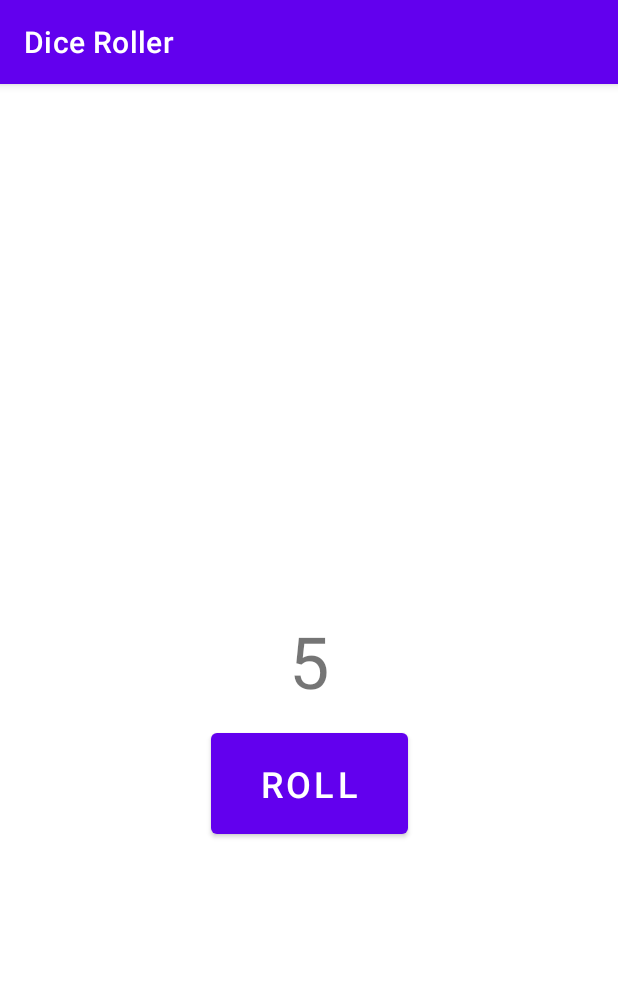
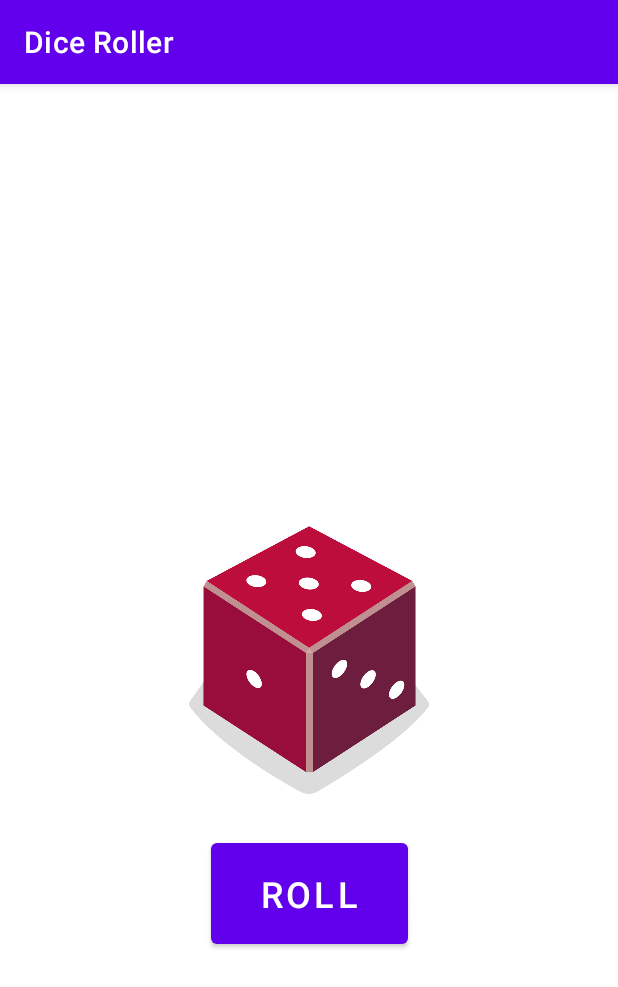
Before and after one commit to Mbaabdallah/DiceRoller-, an Android app: the screen it shows after launch (MainActivity), after a tap on "ROLL", on a phone screen of 412 x 824 dp. Shown: the top 987 px of the screen. Run offline under Robolectric (Android 15) with nearby library versions, the phone set to English and light mode, and no system bars.

Commit message:
second commit add images

```diff
--- a/app/src/main/java/com/montassarbellahabdallah/diceroller/MainActivity.kt
+++ b/app/src/main/java/com/montassarbellahabdallah/diceroller/MainActivity.kt
@@ -3,8 +3,7 @@ package com.montassarbellahabdallah.diceroller
 import androidx.appcompat.app.AppCompatActivity
 import android.os.Bundle
 import android.widget.Button
-import android.widget.TextView
-import android.widget.Toast
+import android.widget.ImageView
 
 class MainActivity : AppCompatActivity() {
     override fun onCreate(savedInstanceState: Bundle?) {
@@ -22,8 +21,21 @@ class MainActivity : AppCompatActivity() {
         val diceRoll = dice.roll()
 
         // Update the screen with the dice roll
-        val resultTextView: TextView = findViewById(R.id.textView)
-        resultTextView.text = diceRoll.toString()
+        //val resultTextView: TextView = findViewById(R.id.textView)
+        //resultTextView.text = diceRoll.toString()
+
+        val diceImage: ImageView = findViewById(R.id.dice_1)
+        val drawableResource = when (diceRoll) {
+            1 -> R.drawable.dice_1
+            2 -> R.drawable.dice_2
+            3 -> R.drawable.dice_3
+            4 -> R.drawable.dice_4
+            5 -> R.drawable.dice_5
+            else -> R.drawable.dice_6
+        }
+        diceImage.setImageResource(drawableResource)
+        diceImage.contentDescription = diceRoll.toString()
+
     }
 }
 class Dice(val numSides: Int) {
--- a/app/src/main/res/layout/activity_main.xml
+++ b/app/src/main/res/layout/activity_main.xml
@@ -6,26 +6,25 @@
     android:layout_height="match_parent"
     tools:context=".MainActivity">
 
-    <TextView
-        android:id="@+id/textView"
-        android:layout_width="wrap_content"
-        android:layout_height="wrap_content"
-        android:text="@string/_1"
-        android:textSize="48sp"
-        app:layout_constraintBottom_toBottomOf="parent"
-        app:layout_constraintLeft_toLeftOf="parent"
-        app:layout_constraintRight_toRightOf="parent"
-        app:layout_constraintTop_toTopOf="parent" />
-
     <Button
         android:id="@+id/button"
         android:layout_width="131dp"
         android:layout_height="79dp"
-        android:layout_marginTop="10dp"
+        android:layout_marginTop="16dp"
         android:text="@string/roll"
         android:textSize="24sp"
         app:layout_constraintEnd_toEndOf="parent"
         app:layout_constraintStart_toStartOf="parent"
-        app:layout_constraintTop_toBottomOf="@+id/textView" />
+        app:layout_constraintTop_toBottomOf="@+id/dice_1" />
+
+    <ImageView
+        android:id="@+id/dice_1"
+        android:layout_width="160dp"
+        android:layout_height="200dp"
+        app:layout_constraintBottom_toBottomOf="parent"
+        app:layout_constraintEnd_toEndOf="parent"
+        app:layout_constraintStart_toStartOf="parent"
+        app:layout_constraintTop_toTopOf="parent"
+        tools:srcCompat="@drawable/dice_1" />
 
 </androidx.constraintlayout.widget.ConstraintLayout>
```
Also changed, not shown: app/src/main/res/drawable/dice_1.png (added), app/src/main/res/drawable/dice_2.png (added), app/src/main/res/drawable/dice_3.png (added), app/src/main/res/drawable/dice_4.png (added), app/src/main/res/drawable/dice_5.png (added), app/src/main/res/drawable/dice_6.png (added).
